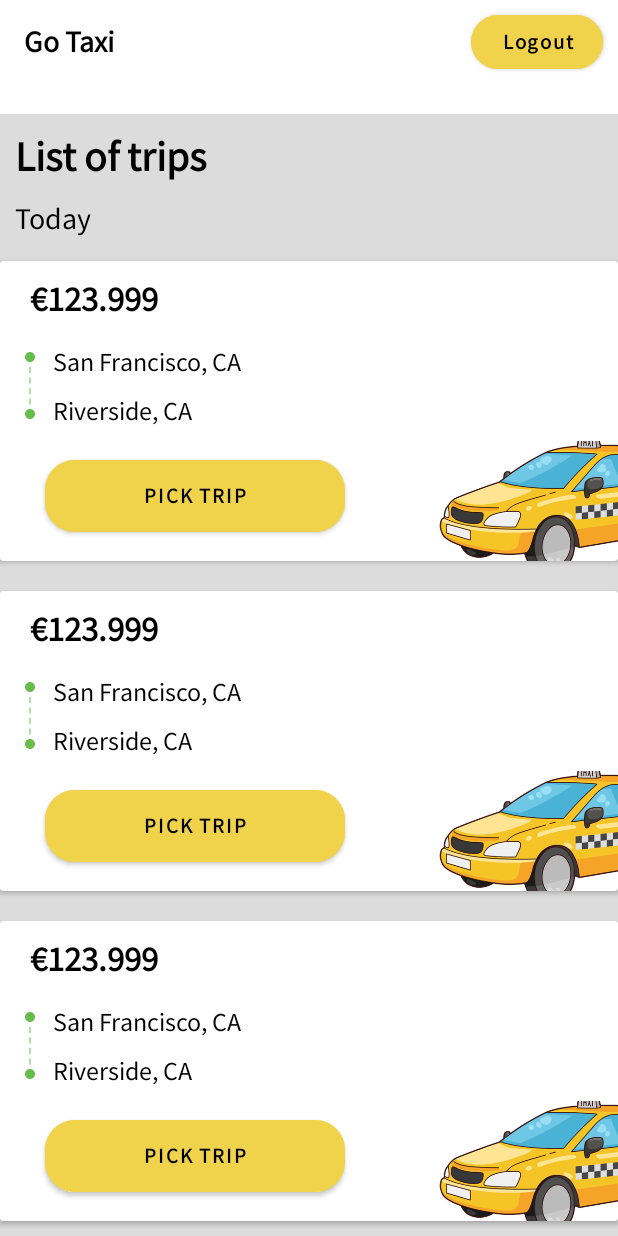
After one commit to ebinumer/TaxiBooking, an Android app: the layout activity_trip_list.xml on its own in the app's theme, with its tools: preview values and no code run, on a phone screen of 412 x 824 dp. The commit adds this screen. Run offline under Robolectric (Android 15) with nearby library versions, the phone set to English and light mode, and no system bars.

Commit message:
trip_list

```diff
--- a/app/src/main/AndroidManifest.xml
+++ b/app/src/main/AndroidManifest.xml
@@ -18,6 +18,9 @@
         android:supportsRtl="true"
         android:theme="@style/Theme.TaxiBooking"
         tools:targetApi="31">
+        <activity
+            android:name=".ui.driver.TripListActivity"
+            android:exported="false" />
         <activity
             android:name=".ui.PaymentActivity"
             android:exported="false" />
--- /dev/null
+++ b/app/src/main/res/drawable/bg_horizontal_dotted_line.xml
@@ -0,0 +1,9 @@
+<?xml version="1.0" encoding="utf-8"?>
+<shape xmlns:android="http://schemas.android.com/apk/res/android"
+    android:shape="line">
+    <stroke
+        android:width="0.8dp"
+        android:color="#66BD4C"
+        android:dashWidth="4dp"
+        android:dashGap="3dp" />
+</shape>
--- /dev/null
+++ b/app/src/main/res/drawable/dotted_line.xml
@@ -0,0 +1,11 @@
+<?xml version="1.0" encoding="utf-8"?>
+<layer-list xmlns:android="http://schemas.android.com/apk/res/android">
+    <item
+        android:left="-600dp"
+        android:right="-600dp">
+        <rotate
+            android:drawable="@drawable/bg_horizontal_dotted_line"
+            android:fromDegrees="90"
+            android:visible="true" />
+    </item>
+</layer-list>
--- /dev/null
+++ b/app/src/main/res/drawable/ic_circle.xml
@@ -0,0 +1,5 @@
+<vector android:height="24dp" android:tint="#66BD4C"
+    android:viewportHeight="24" android:viewportWidth="24"
+    android:width="24dp" xmlns:android="http://schemas.android.com/apk/res/android">
+    <path android:fillColor="@android:color/white" android:pathData="M12,2C6.47,2 2,6.47 2,12s4.47,10 10,10 10,-4.47 10,-10S17.53,2 12,2z"/>
+</vector>
--- /dev/null
+++ b/app/src/main/res/layout/activity_trip_list.xml
@@ -0,0 +1,98 @@
+<?xml version="1.0" encoding="utf-8"?>
+<LinearLayout xmlns:android="http://schemas.android.com/apk/res/android"
+    xmlns:app="http://schemas.android.com/apk/res-auto"
+    xmlns:tools="http://schemas.android.com/tools"
+    android:layout_width="match_parent"
+    android:layout_height="wrap_content"
+    android:orientation="vertical"
+    tools:context=".ui.driver.TripListActivity">
+
+    <androidx.appcompat.widget.Toolbar
+        android:layout_width="match_parent"
+        android:layout_height="wrap_content">
+
+        <LinearLayout
+            android:layout_width="match_parent"
+            android:layout_height="wrap_content"
+            android:gravity="center"
+            android:orientation="horizontal">
+
+            <TextView
+                android:layout_width="wrap_content"
+                android:layout_height="wrap_content"
+                android:text="@string/app_name"
+                android:textColor="@color/black"
+                android:textSize="20sp"
+                android:textStyle="bold" />
+
+            <View
+                android:layout_width="0dp"
+                android:layout_height="1dp"
+                android:layout_weight="1" />
+
+            <com.google.android.material.button.MaterialButton
+                android:layout_width="wrap_content"
+                android:layout_height="wrap_content"
+                android:layout_marginRight="10dp"
+                android:backgroundTint="@color/app_yellow"
+                android:text="Logout"
+                android:textAllCaps="false"
+                android:textColor="@color/black"
+                android:textStyle="bold"
+                app:cornerRadius="20dp" />
+
+        </LinearLayout>
+
+    </androidx.appcompat.widget.Toolbar>
+
+    <View
+        android:layout_width="match_parent"
+        android:layout_height="1dp"
+        android:layout_margin="10dp"
+        android:layout_weight="1"
+        android:background="@color/captionColor" />
+
+    <RelativeLayout
+        android:layout_width="match_parent"
+        android:layout_height="match_parent"
+        android:background="#DCDCDC">
+
+        <TextView
+            android:id="@+id/tv_list"
+            android:layout_width="wrap_content"
+            android:layout_height="wrap_content"
+            android:layout_alignParentLeft="true"
+            android:layout_alignParentTop="true"
+            android:layout_marginStart="10dp"
+            android:layout_marginTop="10dp"
+            android:layout_marginEnd="10dp"
+            android:layout_marginBottom="10dp"
+            android:text="List of trips"
+            android:textColor="@color/black"
+            android:textSize="28sp"
+            android:textStyle="bold" />
+
+        <TextView
+            android:id="@+id/tv_today"
+            android:layout_width="wrap_content"
+            android:layout_height="wrap_content"
+            android:layout_below="@+id/tv_list"
+            android:layout_marginStart="10dp"
+            android:layout_marginEnd="10dp"
+            android:text="Today"
+            android:textColor="@color/black"
+            android:textSize="20sp" />
+
+        <androidx.recyclerview.widget.RecyclerView
+            android:id="@+id/rv_trips"
+            android:layout_width="match_parent"
+            android:layout_height="wrap_content"
+            android:layout_below="@+id/tv_today"
+            android:layout_marginTop="5dp"
+            tools:listitem="@layout/trip_item"
+            app:layoutManager="androidx.recyclerview.widget.LinearLayoutManager" />
+
+    </RelativeLayout>
+
+
+</LinearLayout>
--- /dev/null
+++ b/app/src/main/res/layout/stepper_layout.xml
@@ -0,0 +1,25 @@
+<?xml version="1.0" encoding="utf-8"?>
+<LinearLayout xmlns:android="http://schemas.android.com/apk/res/android"
+    android:layout_width="wrap_content"
+    android:layout_height="wrap_content"
+    android:orientation="vertical">
+
+    <ImageView
+        android:layout_width="20dp"
+        android:layout_height="8dp"
+        android:src="@drawable/ic_circle" />
+
+    <View
+        android:id="@+id/imageView7"
+        android:layout_width="1dp"
+        android:layout_height="30dp"
+        android:layout_marginLeft="9dp"
+        android:background="@drawable/dotted_line"
+        android:layerType="software" />
+
+    <ImageView
+        android:layout_width="20dp"
+        android:layout_height="8dp"
+        android:src="@drawable/ic_circle" />
+
+</LinearLayout>
--- /dev/null
+++ b/app/src/main/res/layout/trip_item.xml
@@ -0,0 +1,88 @@
+<?xml version="1.0" encoding="utf-8"?>
+<androidx.cardview.widget.CardView xmlns:android="http://schemas.android.com/apk/res/android"
+    xmlns:app="http://schemas.android.com/apk/res-auto"
+    xmlns:tools="http://schemas.android.com/tools"
+    android:layout_width="match_parent"
+    android:layout_height="wrap_content"
+    android:layout_marginTop="10dp"
+    android:layout_marginBottom="10dp"
+    android:elevation="5dp">
+
+    <RelativeLayout
+        android:layout_width="match_parent"
+        android:layout_height="200dp">
+
+        <TextView
+            android:id="@+id/tv_fare"
+            android:layout_width="wrap_content"
+            android:layout_height="wrap_content"
+            android:layout_alignParentLeft="true"
+            android:layout_alignParentTop="true"
+            android:layout_marginStart="20dp"
+            android:layout_marginTop="10dp"
+            android:layout_marginEnd="10dp"
+            android:layout_marginBottom="10dp"
+            android:textColor="@color/black"
+            android:textSize="23sp"
+            android:textStyle="bold"
+            tools:text="€123.999" />
+
+
+        <TextView
+            android:id="@+id/tv_pickup"
+            android:layout_width="wrap_content"
+            android:layout_height="wrap_content"
+            android:layout_below="@+id/tv_fare"
+            android:layout_marginStart="35dp"
+            android:layout_marginTop="5dp"
+            android:textColor="@color/black"
+            android:textSize="17sp"
+            tools:text="San Francisco, CA" />
+
+        <TextView
+            android:id="@+id/tv_dest"
+            android:layout_width="wrap_content"
+            android:layout_height="wrap_content"
+            android:layout_below="@+id/tv_pickup"
+            android:layout_marginStart="35dp"
+            android:layout_marginTop="10dp"
+            android:textColor="@color/black"
+            android:textSize="17sp"
+            tools:text="Riverside, CA" />
+
+        <ImageView
+            android:layout_width="200dp"
+            android:layout_height="80dp"
+            android:layout_alignParentEnd="true"
+            android:layout_alignParentBottom="true"
+            android:layout_marginEnd="-70dp"
+            android:adjustViewBounds="true"
+            android:scaleType="centerCrop"
+            android:src="@drawable/taxi" />
+
+        <com.google.android.material.button.MaterialButton
+            android:layout_width="200dp"
+            android:layout_height="60dp"
+            android:layout_below="@+id/tv_dest"
+            android:layout_marginLeft="30dp"
+            android:layout_marginTop="15dp"
+            android:layout_marginBottom="10dp"
+            android:backgroundTint="@color/app_yellow"
+            android:text="Pick trip"
+            android:textColor="@color/black"
+            android:textStyle="bold"
+            app:cornerRadius="20dp" />
+
+        <include
+            layout="@layout/stepper_layout"
+            android:layout_width="wrap_content"
+            android:layout_height="wrap_content"
+            android:layout_alignParentLeft="true"
+            android:layout_marginLeft="10dp"
+            android:layout_marginTop="60dp" />
+
+
+    </RelativeLayout>
+
+
+</androidx.cardview.widget.CardView>
--- a/app/src/main/res/values/strings.xml
+++ b/app/src/main/res/values/strings.xml
@@ -15,5 +15,6 @@
     <string name="update_success">Updated Successfully</string>
     <string name="title_activity_home_map">HomeMapActivity</string>
     <string name="map_api_key">AIzaSyBtpCf4EsR4ydc_xQwLSgcUOfujl7gvjwA</string>
+    <string name="no_order">Sorry, No trips are available at the moment!</string>
     <string name="quote">It\'s the only thing to do when you\'re in London \n- hang out in a taxi</string>
 </resources>
```
Also changed, not shown: app/src/main/java/com/example/taxibooking/adapter/TripAdapter.java (added, +69 -0 lines), app/src/main/java/com/example/taxibooking/data/model/Trip.java (added, +60 -0 lines), app/src/main/java/com/example/taxibooking/ui/driver/TripListActivity.java (added, +202 -0 lines), app/src/main/res/drawable/taxi.png (added).
